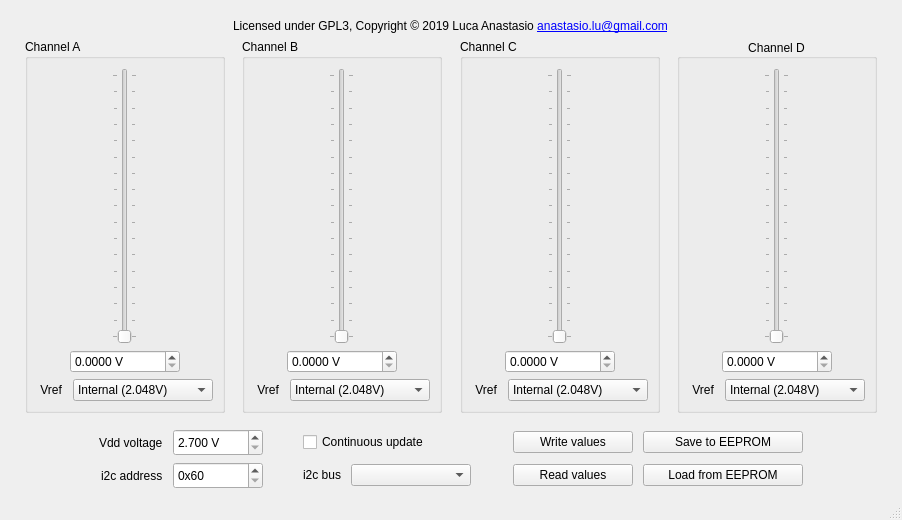
This is MCP4728_GUI/MainWindow.ui in lucanastasio/TunableFilter as Qt 5 draws it before an edit. The edited form follows.
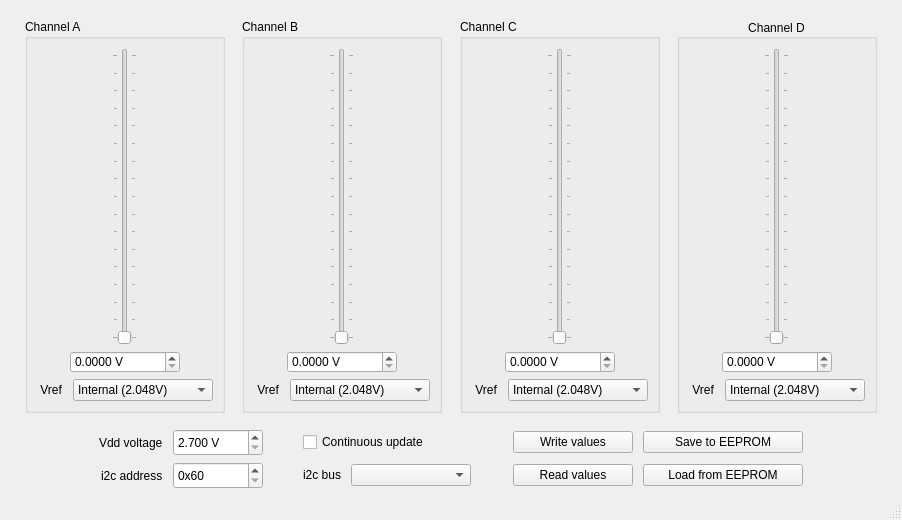
This is the edited form. Custom widgets are drawn as their Qt base class.

The edit to the form file:
```diff
--- a/MCP4728_GUI/MainWindow.ui
+++ b/MCP4728_GUI/MainWindow.ui
@@ -81,21 +81,13 @@
       <property name="bottomMargin">
        <number>0</number>
       </property>
-      <item>
-       <layout class="QHBoxLayout" name="horizontalLayout_14">
-        <item alignment="Qt::AlignHCenter">
-         <widget class="QLabel" name="label_6">
-          <property name="text">
-           <string>&lt;html&gt;&lt;head/&gt;&lt;body&gt;&lt;p&gt;Licensed under GPL3, Copyright © 2019 Luca Anastasio &lt;a href=&quot;mailto:anastasio.lu@gmail.com&quot;&gt;&lt;span style=&quot; text-decoration: underline; color:#0000ff;&quot;&gt;anastasio.lu@gmail.com&lt;/span&gt;&lt;/a&gt;&lt;/p&gt;&lt;/body&gt;&lt;/html&gt;</string>
-          </property>
-         </widget>
-        </item>
-       </layout>
-      </item>
       <item>
        <layout class="QHBoxLayout" name="horizontalLayout">
         <item alignment="Qt::AlignHCenter">
          <widget class="QGroupBox" name="groupBox">
+          <property name="styleSheet">
+           <string notr="true">border-color: black</string>
+          </property>
           <property name="title">
            <string>Channel A</string>
           </property>
@@ -167,7 +159,7 @@
               <number>4</number>
              </property>
              <property name="maximum">
-              <double>100.000000000000000</double>
+              <double>2.047500000000000</double>
              </property>
              <property name="singleStep">
               <double>1.000000000000000</double>
@@ -233,6 +225,9 @@
         </item>
         <item alignment="Qt::AlignHCenter">
          <widget class="QGroupBox" name="groupBox">
+          <property name="styleSheet">
+           <string notr="true">border-color: black</string>
+          </property>
           <property name="title">
            <string>Channel B</string>
           </property>
@@ -304,7 +299,7 @@
               <number>4</number>
              </property>
              <property name="maximum">
-              <double>100.000000000000000</double>
+              <double>2.047500000000000</double>
              </property>
              <property name="singleStep">
               <double>1.000000000000000</double>
@@ -370,6 +365,9 @@
         </item>
         <item alignment="Qt::AlignHCenter">
          <widget class="QGroupBox" name="groupBox">
+          <property name="styleSheet">
+           <string notr="true">border-color: black</string>
+          </property>
           <property name="title">
            <string>Channel C</string>
           </property>
@@ -441,7 +439,7 @@
               <number>4</number>
              </property>
              <property name="maximum">
-              <double>100.000000000000000</double>
+              <double>2.047500000000000</double>
              </property>
              <property name="singleStep">
               <double>1.000000000000000</double>
@@ -507,6 +505,9 @@
         </item>
         <item alignment="Qt::AlignHCenter">
          <widget class="QGroupBox" name="groupBox">
+          <property name="styleSheet">
+           <string notr="true">border-color: black</string>
+          </property>
           <property name="title">
            <string>Channel D</string>
           </property>
@@ -581,7 +582,7 @@
               <number>4</number>
              </property>
              <property name="maximum">
-              <double>100.000000000000000</double>
+              <double>2.047500000000000</double>
              </property>
              <property name="singleStep">
               <double>1.000000000000000</double>
```
Left out of the diff: 42 changed lines with no effect on the pictures.
